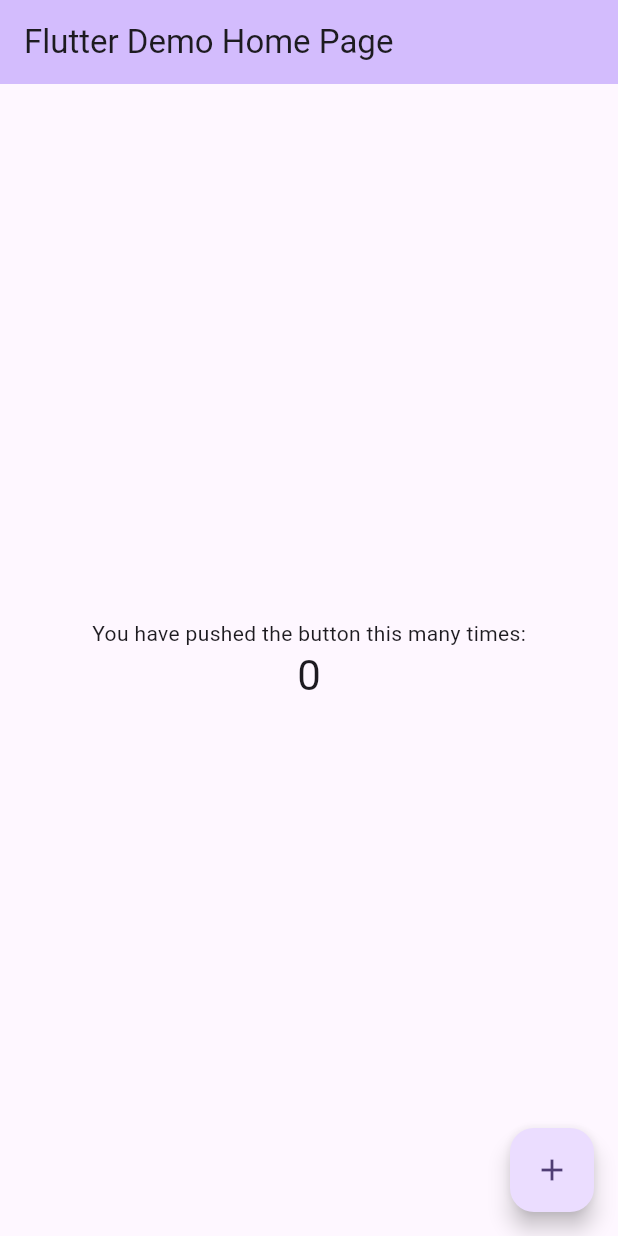
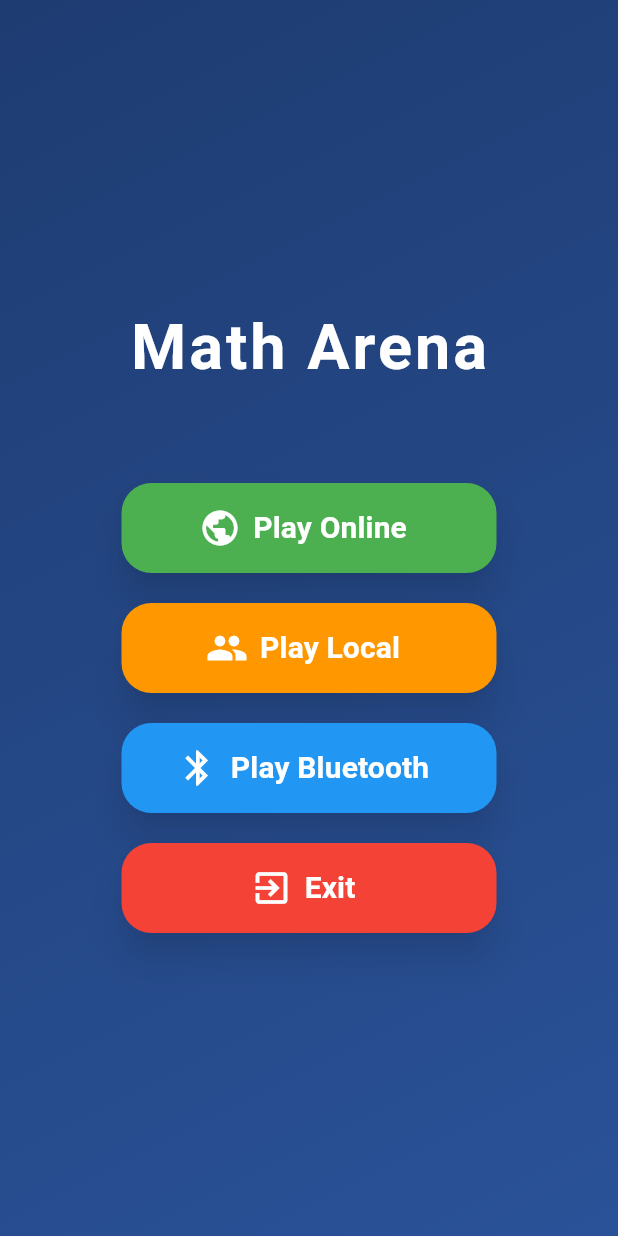
Before and after one commit to IrfanKarim101/Math-Arena, a Flutter app: the screen it shows after launch, on a phone screen of 412 x 824 dp. Run offline on Flutter 3.47's test engine with Material 3 defaults, Android fonts, the light colour scheme and no system bars.

Commit message:
Add HomeScreen and Questions model; set up main application structure

```diff
--- a/lib/main.dart
+++ b/lib/main.dart
@@ -1,4 +1,5 @@
 import 'package:flutter/material.dart';
+import 'package:math_arena/screens/home.dart';
 
 void main() {
   runApp(const MyApp());
@@ -7,116 +8,13 @@ void main() {
 class MyApp extends StatelessWidget {
   const MyApp({super.key});
 
-  // This widget is the root of your application.
   @override
   Widget build(BuildContext context) {
     return MaterialApp(
-      title: 'Flutter Demo',
-      theme: ThemeData(
-        // This is the theme of your application.
-        //
-        // TRY THIS: Try running your application with "flutter run". You'll see
-        // the application has a purple toolbar. Then, without quitting the app,
-        // try changing the seedColor in the colorScheme below to Colors.green
-        // and then invoke "hot reload" (save your changes or press the "hot
-        // reload" button in a Flutter-supported IDE, or press "r" if you used
-        // the command line to start the app).
-        //
-        // Notice that the counter didn't reset back to zero; the application
-        // state is not lost during the reload. To reset the state, use hot
-        // restart instead.
-        //
-        // This works for code too, not just values: Most code changes can be
-        // tested with just a hot reload.
-        colorScheme: ColorScheme.fromSeed(seedColor: Colors.deepPurple),
-      ),
-      home: const MyHomePage(title: 'Flutter Demo Home Page'),
+      debugShowCheckedModeBanner: false,
+      title: 'Math Arena',
+      theme: ThemeData(primarySwatch: Colors.blue),
+      home: HomeScreen(),
     );
   }
 }
-
-class MyHomePage extends StatefulWidget {
-  const MyHomePage({super.key, required this.title});
-
-  // This widget is the home page of your application. It is stateful, meaning
-  // that it has a State object (defined below) that contains fields that affect
-  // how it looks.
-
-  // This class is the configuration for the state. It holds the values (in this
-  // case the title) provided by the parent (in this case the App widget) and
-  // used by the build method of the State. Fields in a Widget subclass are
-  // always marked "final".
-
-  final String title;
-
-  @override
-  State<MyHomePage> createState() => _MyHomePageState();
-}
-
-class _MyHomePageState extends State<MyHomePage> {
-  int _counter = 0;
-
-  void _incrementCounter() {
-    setState(() {
-      // This call to setState tells the Flutter framework that something has
-      // changed in this State, which causes it to rerun the build method below
-      // so that the display can reflect the updated values. If we changed
-      // _counter without calling setState(), then the build method would not be
-      // called again, and so nothing would appear to happen.
-      _counter++;
-    });
-  }
-
-  @override
-  Widget build(BuildContext context) {
-    // This method is rerun every time setState is called, for instance as done
-    // by the _incrementCounter method above.
-    //
-    // The Flutter framework has been optimized to make rerunning build methods
-    // fast, so that you can just rebuild anything that needs updating rather
-    // than having to individually change instances of widgets.
-    return Scaffold(
-      appBar: AppBar(
-        // TRY THIS: Try changing the color here to a specific color (to
-        // Colors.amber, perhaps?) and trigger a hot reload to see the AppBar
-        // change color while the other colors stay the same.
-        backgroundColor: Theme.of(context).colorScheme.inversePrimary,
-        // Here we take the value from the MyHomePage object that was created by
-        // the App.build method, and use it to set our appbar title.
-        title: Text(widget.title),
-      ),
-      body: Center(
-        // Center is a layout widget. It takes a single child and positions it
-        // in the middle of the parent.
-        child: Column(
-          // Column is also a layout widget. It takes a list of children and
-          // arranges them vertically. By default, it sizes itself to fit its
-          // children horizontally, and tries to be as tall as its parent.
-          //
-          // Column has various properties to control how it sizes itself and
-          // how it positions its children. Here we use mainAxisAlignment to
-          // center the children vertically; the main axis here is the vertical
-          // axis because Columns are vertical (the cross axis would be
-          // horizontal).
-          //
-          // TRY THIS: Invoke "debug painting" (choose the "Toggle Debug Paint"
-          // action in the IDE, or press "p" in the console), to see the
-          // wireframe for each widget.
-          mainAxisAlignment: MainAxisAlignment.center,
-          children: <Widget>[
-            const Text('You have pushed the button this many times:'),
-            Text(
-              '$_counter',
-              style: Theme.of(context).textTheme.headlineMedium,
-            ),
-          ],
-        ),
-      ),
-      floatingActionButton: FloatingActionButton(
-        onPressed: _incrementCounter,
-        tooltip: 'Increment',
-        child: const Icon(Icons.add),
-      ), // This trailing comma makes auto-formatting nicer for build methods.
-    );
-  }
-}
--- /dev/null
+++ b/lib/model/questions.dart
@@ -0,0 +1,11 @@
+class Questions {
+  final String question;
+  final List<String> options;
+  final int answerIndex;
+
+  Questions({
+    required this.question,
+    required this.options,
+    required this.answerIndex,
+  });
+}
--- /dev/null
+++ b/lib/screens/home.dart
@@ -0,0 +1,107 @@
+import 'package:flutter/material.dart';
+
+class HomeScreen extends StatelessWidget {
+  const HomeScreen({super.key});
+
+  @override
+  Widget build(BuildContext context) {
+    return Scaffold(
+      body: Container(
+        width: double.infinity,
+        decoration: const BoxDecoration(
+          gradient: LinearGradient(
+            colors: [Color(0xFF1e3c72), Color(0xFF2a5298)],
+            begin: Alignment.topLeft,
+            end: Alignment.bottomRight,
+          ),
+        ),
+        child: Column(
+          mainAxisAlignment: MainAxisAlignment.center,
+          children: [
+            // Title
+            const Text(
+              "Math Arena",
+              style: TextStyle(
+                fontSize: 42,
+                fontWeight: FontWeight.bold,
+                color: Colors.white,
+                letterSpacing: 2,
+              ),
+            ),
+            const SizedBox(height: 60),
+
+            // Buttons
+            _buildMenuButton(
+              context,
+              "Play Online",
+              Icons.public,
+              Colors.green,
+            ),
+            const SizedBox(height: 20),
+            _buildMenuButton(context, "Play Local", Icons.group, Colors.orange),
+            const SizedBox(height: 20),
+            _buildMenuButton(
+              context,
+              "Play Bluetooth",
+              Icons.bluetooth,
+              Colors.blue,
+            ),
+            const SizedBox(height: 20),
+            _buildMenuButton(
+              context,
+              "Exit",
+              Icons.exit_to_app,
+              Colors.red,
+              exit: true,
+            ),
+          ],
+        ),
+      ),
+    );
+  }
+
+  Widget _buildMenuButton(
+    BuildContext context,
+    String text,
+    IconData icon,
+    Color color, {
+    bool exit = false,
+  }) {
+    return SizedBox(
+      width: 250,
+      height: 60,
+      child: ElevatedButton.icon(
+        style: ElevatedButton.styleFrom(
+          backgroundColor: color,
+          shape: RoundedRectangleBorder(
+            borderRadius: BorderRadius.circular(20),
+          ),
+          shadowColor: Colors.black54,
+          elevation: 10,
+        ),
+        onPressed: () {
+          if (exit) {
+            // Exit app
+            Future.delayed(const Duration(milliseconds: 100), () {
+              Navigator.of(context).pop();
+            });
+          } else {
+            // Navigate to respective screens later
+            ScaffoldMessenger.of(
+              context,
+            ).showSnackBar(SnackBar(content: Text('$text pressed')));
+          }
+        },
+        icon: Icon(icon, size: 28, color: Colors.white),
+        label: Text(
+          text,
+          style: const TextStyle(
+            fontSize: 20,
+            color: Colors.white,
+            fontWeight: FontWeight.bold,
+          ),
+        ),
+      ),
+    );
+  }
+}
```
